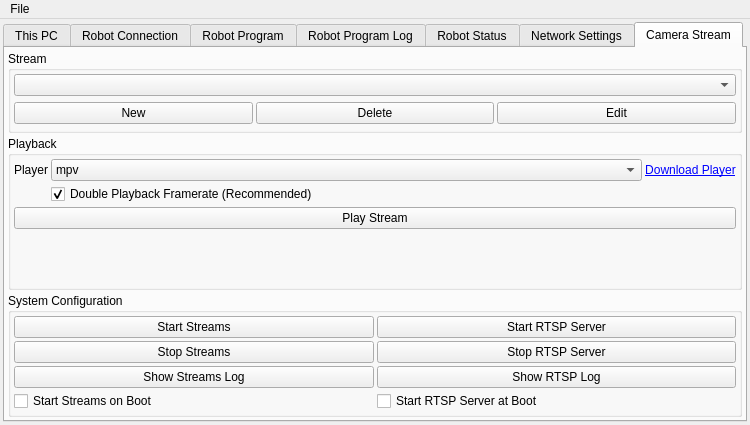
Old version of the form ui/deploy_tool.ui in the repository ArPiRobot/ArPiRobot-DeployTool.
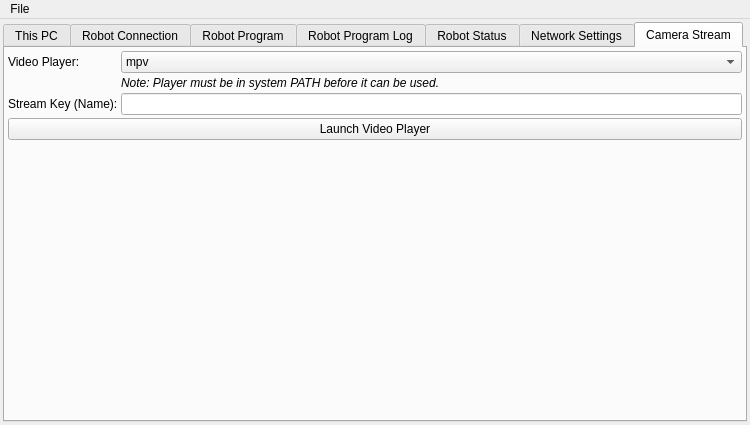
New version of the form. The open tabs and pages were chosen to show the change. Icons and pictures are not drawn.

Commit message: Camera stream is just for playback

The edit to the form file:
```diff
--- a/ui/deploy_tool.ui
+++ b/ui/deploy_tool.ui
@@ -988,118 +988,7 @@
         <property name="spacing">
          <number>3</number>
         </property>
-        <item row="1" column="1">
-         <widget class="QGroupBox" name="groupBox_8">
-          <property name="sizePolicy">
-           <sizepolicy hsizetype="Expanding" vsizetype="Expanding">
-            <horstretch>1</horstretch>
-            <verstretch>1</verstretch>
-           </sizepolicy>
-          </property>
-          <property name="title">
-           <string>Playback</string>
-          </property>
-          <layout class="QGridLayout" name="gridLayout_7">
-           <property name="leftMargin">
-            <number>3</number>
-           </property>
-           <property name="topMargin">
-            <number>3</number>
-           </property>
-           <property name="rightMargin">
-            <number>3</number>
-           </property>
-           <property name="bottomMargin">
-            <number>3</number>
-           </property>
-           <property name="spacing">
-            <number>3</number>
-           </property>
-           <item row="5" column="0">
-            <spacer name="verticalSpacer_7">
-             <property name="orientation">
-              <enum>Qt::Vertical</enum>
-             </property>
-             <property name="sizeHint" stdset="0">
-              <size>
-               <width>20</width>
-               <height>40</height>
-              </size>
-             </property>
-            </spacer>
-           </item>
-           <item row="1" column="1">
-            <widget class="QComboBox" name="combox_camstream_player">
-             <property name="sizePolicy">
-              <sizepolicy hsizetype="Expanding" vsizetype="Fixed">
-               <horstretch>0</horstretch>
-               <verstretch>0</verstretch>
-              </sizepolicy>
-             </property>
-             <item>
-              <property name="text">
-               <string>mpv</string>
-              </property>
-             </item>
-             <item>
-              <property name="text">
-               <string>ffplay</string>
-              </property>
-             </item>
-             <item>
-              <property name="text">
-               <string>mplayer</string>
-              </property>
-             </item>
-            </widget>
-           </item>
-           <item row="1" column="0">
-            <widget class="QLabel" name="label_18">
-             <property name="text">
-              <string>Player</string>
-             </property>
-            </widget>
-           </item>
-           <item row="1" column="2">
-            <widget class="QLabel" name="lbl_camstream_download">
-             <property name="text">
-              <string>&lt;a href=&quot;https://ffmpeg.org/&quot;&gt;Download Player&lt;/a&gt;</string>
-             </property>
-             <property name="textFormat">
-              <enum>Qt::RichText</enum>
-             </property>
-             <property name="alignment">
-              <set>Qt::AlignCenter</set>
-             </property>
-             <property name="openExternalLinks">
-              <bool>true</bool>
-             </property>
-             <property name="textInteractionFlags">
-              <set>Qt::TextBrowserInteraction</set>
-             </property>
-            </widget>
-           </item>
-           <item row="3" column="1" colspan="2">
-            <widget class="QCheckBox" name="cbx_camstream_2fr">
-             <property name="text">
-              <string>Double Playback Framerate (Recommended)</string>
-             </property>
-             <property name="checked">
-              <bool>true</bool>
-             </property>
-            </widget>
-           </item>
-           <item row="4" column="0" colspan="3">
-            <widget class="QPushButton" name="btn_play_camstream">
-             <property name="text">
-              <string>Play Stream</string>
-             </property>
-            </widget>
-           </item>
-          </layout>
-         </widget>
-        </item>
-        <item row="2" column="1">
+        <item row="0" column="1">
          <widget class="QWidget" name="widget_2" native="true">
           <property name="minimumSize">
            <size>
@@ -1124,178 +1013,82 @@
             <number>0</number>
            </property>
            <item>
-            <widget class="QGroupBox" name="groupBox_7">
-             <property name="sizePolicy">
-              <sizepolicy hsizetype="Expanding" vsizetype="Minimum">
-               <horstretch>1</horstretch>
-               <verstretch>0</verstretch>
-              </sizepolicy>
-             </property>
-             <property name="title">
-              <string>System Configuration</string>
-             </property>
-             <layout class="QGridLayout" name="gridLayout_6">
-              <property name="leftMargin">
-               <number>3</number>
-              </property>
-              <property name="topMargin">
-               <number>3</number>
-              </property>
-              <property name="rightMargin">
-               <number>3</number>
-              </property>
-              <property name="bottomMargin">
-               <number>3</number>
-              </property>
-              <property name="spacing">
-               <number>3</number>
-              </property>
-              <item row="3" column="1">
-               <widget class="QPushButton" name="btn_rtsp_stop">
+            <layout class="QGridLayout" name="gridLayout_6">
+             <item row="4" column="0">
+              <spacer name="verticalSpacer_7">
+               <property name="orientation">
+                <enum>Qt::Vertical</enum>
+               </property>
+               <property name="sizeHint" stdset="0">
+                <size>
+                 <width>20</width>
+                 <height>40</height>
+                </size>
+               </property>
+              </spacer>
+             </item>
+             <item row="0" column="1">
+              <widget class="QComboBox" name="cbx_video_player">
+               <property name="sizePolicy">
+                <sizepolicy hsizetype="Expanding" vsizetype="Fixed">
+                 <horstretch>0</horstretch>
+                 <verstretch>0</verstretch>
+                </sizepolicy>
+               </property>
+               <item>
                 <property name="text">
-                 <string>Stop RTSP Server</string>
+                 <string>mpv</string>
                 </property>
-               </widget>
-              </item>
-              <item row="2" column="0">
-               <widget class="QPushButton" name="btn_camstream_start">
+               </item>
+               <item>
                 <property name="text">
-                 <string>Start Streams</string>
+                 <string>mplayer</string>
                 </property>
-               </widget>
-              </item>
-              <item row="5" column="0">
-               <widget class="QCheckBox" name="cbx_camstream_boot">
+               </item>
+               <item>
                 <property name="text">
-                 <string>Start Streams on Boot</string>
+                 <string>ffplay</string>
                 </property>
-               </widget>
-              </item>
-              <item row="5" column="1">
-               <widget class="QCheckBox" name="cbx_enable_rtsp">
-                <property name="text">
-                 <string>Start RTSP Server at Boot</string>
-                </property>
-               </widget>
-              </item>
-              <item row="2" column="1">
-               <widget class="QPushButton" name="btn_rtsp_start">
-                <property name="text">
-                 <string>Start RTSP Server</string>
-                </property>
-               </widget>
-              </item>
-              <item row="3" column="0">
-               <widget class="QPushButton" name="btn_camstream_stop">
-                <property name="text">
-                 <string>Stop Streams</string>
-                </property>
-               </widget>
-              </item>
-              <item row="4" column="0">
-               <widget class="QPushButton" name="btn_camstream_log">
-                <property name="text">
-                 <string>Show Streams Log</string>
-                </property>
-               </widget>
-              </item>
-              <item row="4" column="1">
-               <widget class="QPushButton" name="btn_rtsp_log">
-                <property name="text">
-                 <string>Show RTSP Log</string>
-                </property>
-               </widget>
-              </item>
-             </layout>
-            </widget>
-           </item>
-          </layout>
-         </widget>
-        </item>
-        <item row="0" column="1">
-         <widget class="QGroupBox" name="groupBox_9">
-          <property name="sizePolicy">
-           <sizepolicy hsizetype="Expanding" vsizetype="Preferred">
-            <horstretch>0</horstretch>
-            <verstretch>0</verstretch>
-           </sizepolicy>
-          </property>
-          <property name="title">
-           <string>Stream</string>
-          </property>
-          <layout class="QGridLayout" name="gridLayout_8">
-           <property name="leftMargin">
-            <number>3</number>
-           </property>
-           <property name="topMargin">
-            <number>3</number>
-           </property>
-           <property name="rightMargin">
-            <number>3</number>
-           </property>
-           <property name="bottomMargin">
-            <number>3</number>
-           </property>
-           <property name="spacing">
-            <number>3</number>
-           </property>
-           <item row="1" column="0" colspan="3">
-            <widget class="QWidget" name="widget" native="true">
-             <property name="minimumSize">
-              <size>
-               <width>0</width>
-               <height>0</height>
-              </size>
-             </property>
-             <layout class="QHBoxLayout" name="horizontalLayout_5">
-              <property name="spacing">
-               <number>3</number>
-              </property>
-              <property name="leftMargin">
-               <number>0</number>
-              </property>
-              <property name="topMargin">
-               <number>3</number>
-              </property>
-              <property name="rightMargin">
-               <number>0</number>
-              </property>
-              <property name="bottomMargin">
-               <number>3</number>
-              </property>
-              <item>
-               <widget class="QPushButton" name="btn_new_camstream">
-                <property name="text">
-                 <string>New</string>
-                </property>
-               </widget>
-              </item>
-              <item>
-               <widget class="QPushButton" name="btn_delete_camstream">
-                <property name="text">
-                 <string>Delete</string>
-                </property>
-               </widget>
-              </item>
-              <item>
-               <widget class="QPushButton" name="btn_edit_camstream">
-                <property name="text">
-                 <string>Edit</string>
-                </property>
-               </widget>
-              </item>
-             </layout>
-            </widget>
-           </item>
-           <item row="0" column="0" colspan="3">
-            <widget class="QComboBox" name="combox_stream_source">
-             <property name="sizePolicy">
-              <sizepolicy hsizetype="Expanding" vsizetype="Fixed">
-               <horstretch>0</horstretch>
-               <verstretch>0</verstretch>
-              </sizepolicy>
-             </property>
-            </widget>
+               </item>
+              </widget>
+             </item>
+             <item row="2" column="0">
+              <widget class="QLabel" name="label_28">
+               <property name="text">
+                <string>Stream Key (Name):</string>
+               </property>
+              </widget>
+             </item>
+             <item row="0" column="0">
+              <widget class="QLabel" name="label_18">
+               <property name="text">
+                <string>Video Player:</string>
+               </property>
+              </widget>
+             </item>
+             <item row="2" column="1">
+              <widget class="QLineEdit" name="txt_stream_key"/>
+             </item>
+             <item row="1" column="1">
+              <widget class="QLabel" name="label_24">
+               <property name="font">
+                <font>
+                 <italic>true</italic>
+                </font>
+               </property>
+               <property name="text">
+                <string>Note: Player must be in system PATH before it can be used.</string>
+               </property>
+              </widget>
+             </item>
+             <item row="3" column="0" colspan="2">
+              <widget class="QPushButton" name="btn_launch_player">
+               <property name="text">
+                <string>Launch Video Player</string>
+               </property>
+              </widget>
+             </item>
+            </layout>
            </item>
           </layout>
          </widget>
```
Left out of the diff: 2 changed lines with no effect on the pictures. The commit also changes 3 other files.
